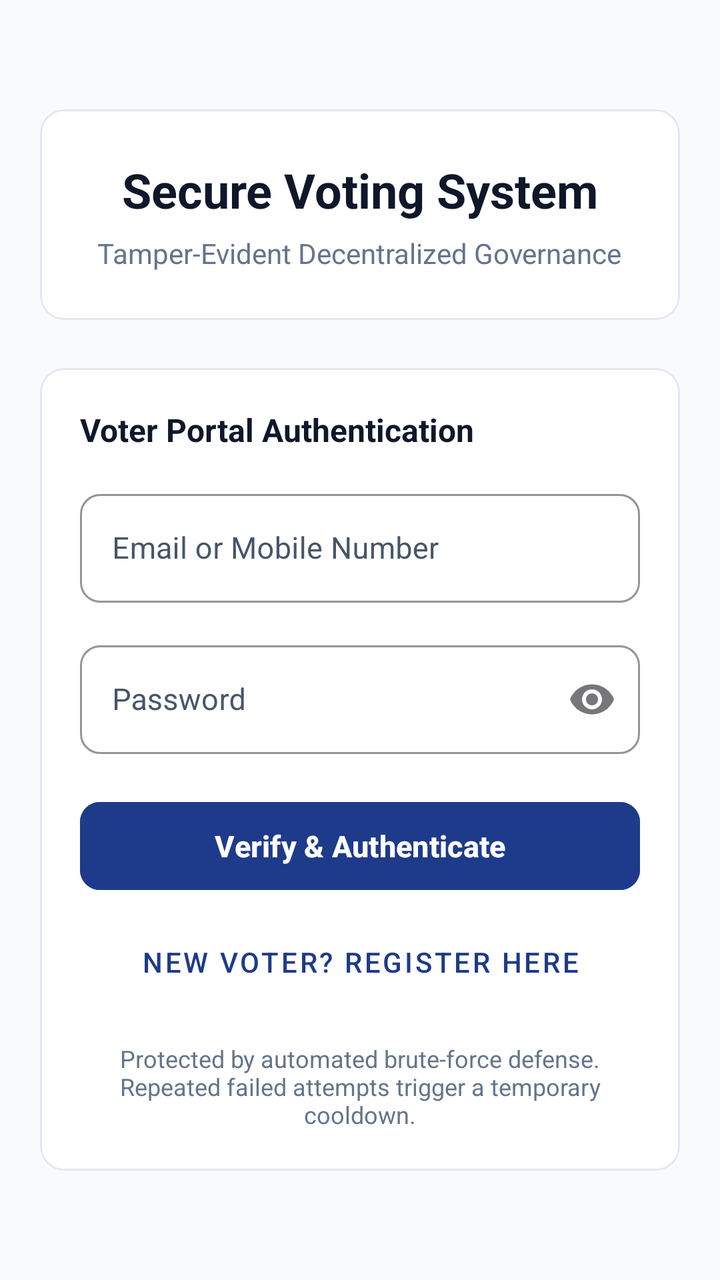
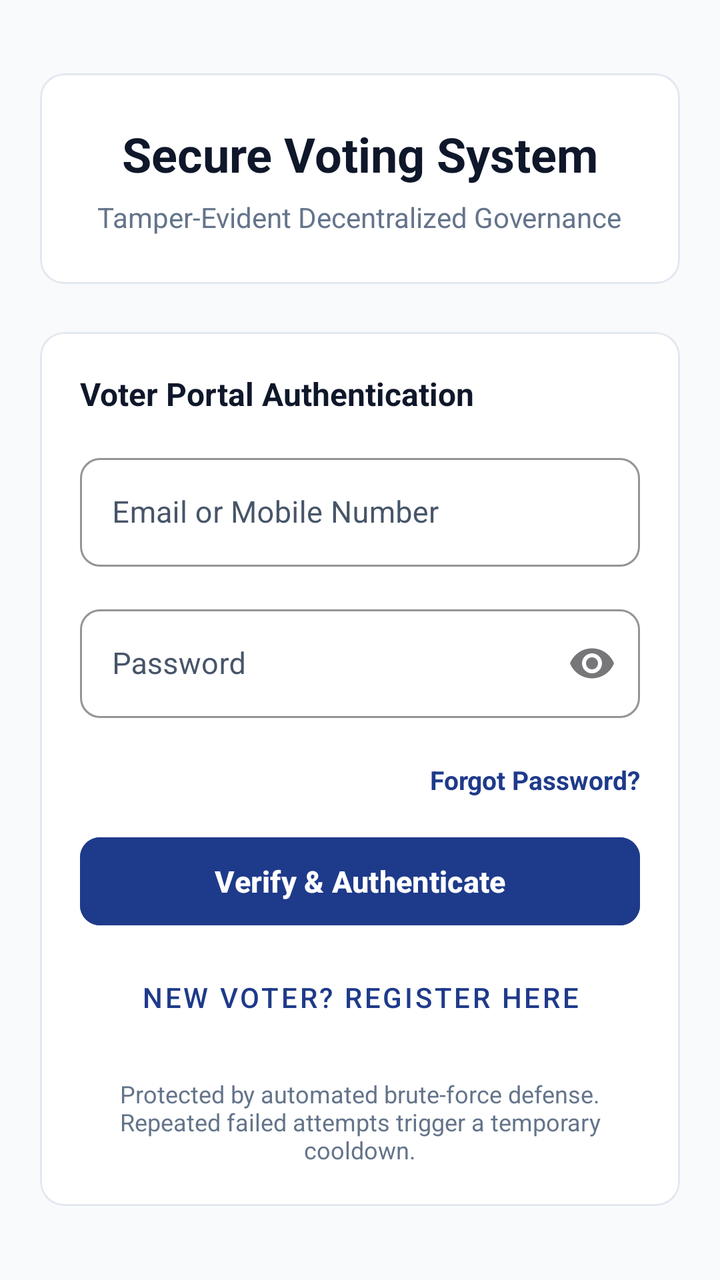

Compare the two renders of this Android layout. The source of the first and the diff that turns it into the second are given below.
<!-- AndroidManifest.xml: application theme Theme.SecureVotingApp -->
<!-- res/layout/activity_main.xml -->
<?xml version="1.0" encoding="utf-8"?>
<ScrollView xmlns:android="http://schemas.android.com/apk/res/android"
    xmlns:app="http://schemas.android.com/apk/res-auto"
    android:layout_width="match_parent"
    android:layout_height="match_parent"
    android:fitsSystemWindows="true"
    android:background="@color/bg_slate"
    android:fillViewport="true">

    <LinearLayout
        android:layout_width="match_parent"
        android:layout_height="wrap_content"
        android:orientation="vertical"
        android:padding="20dp"
        android:gravity="center_vertical">

        
        <com.google.android.material.card.MaterialCardView
            android:layout_width="match_parent"
            android:layout_height="wrap_content"
            android:layout_marginBottom="24dp"
            app:cardBackgroundColor="@color/card_surface"
            app:cardCornerRadius="12dp"
            app:cardElevation="0dp"
            app:strokeColor="@color/border_stroke"
            app:strokeWidth="1dp">

            <LinearLayout
                android:layout_width="match_parent"
                android:layout_height="wrap_content"
                android:orientation="vertical"
                android:padding="24dp"
                android:gravity="center_horizontal">

                <TextView
                    android:layout_width="wrap_content"
                    android:layout_height="wrap_content"
                    android:text="Secure Voting System"
                    android:textSize="24sp"
                    android:textStyle="bold"
                    android:textColor="@color/text_primary"
                    android:layout_marginBottom="6dp"/>

                <TextView
                    android:layout_width="wrap_content"
                    android:layout_height="wrap_content"
                    android:text="Tamper-Evident Decentralized Governance"
                    android:textSize="14sp"
                    android:textColor="@color/text_secondary"
                    android:gravity="center"/>
            </LinearLayout>
        </com.google.android.material.card.MaterialCardView>

        
        <com.google.android.material.card.MaterialCardView
            android:layout_width="match_parent"
            android:layout_height="wrap_content"
            app:cardBackgroundColor="@color/card_surface"
            app:cardCornerRadius="12dp"
            app:cardElevation="0dp"
            app:strokeColor="@color/border_stroke"
            app:strokeWidth="1dp">

            <LinearLayout
                android:layout_width="match_parent"
                android:layout_height="wrap_content"
                android:orientation="vertical"
                android:padding="20dp">

                <TextView
                    android:layout_width="wrap_content"
                    android:layout_height="wrap_content"
                    android:text="Voter Portal Authentication"
                    android:textSize="16sp"
                    android:textStyle="bold"
                    android:textColor="@color/text_primary"
                    android:layout_marginBottom="16dp"/>

                
                <com.google.android.material.textfield.TextInputLayout
                    style="@style/Widget.MaterialComponents.TextInputLayout.OutlinedBox"
                    android:layout_width="match_parent"
                    android:layout_height="wrap_content"
                    android:layout_marginBottom="16dp"
                    android:hint="Email or Mobile Number"
                    android:textColorHint="#475569"
                    app:boxCornerRadiusTopStart="10dp"
                    app:boxCornerRadiusTopEnd="10dp"
                    app:boxCornerRadiusBottomStart="10dp"
                    app:boxCornerRadiusBottomEnd="10dp"
                    app:boxStrokeColor="#1E3A8A"
                    app:hintTextColor="#1E3A8A">

                    <com.google.android.material.textfield.TextInputEditText
                        android:id="@+id/voterIdInput"
                        android:layout_width="match_parent"
                        android:layout_height="wrap_content"
                        android:textColor="#0F172A"
                        android:inputType="textEmailAddress"
                        android:textSize="15sp" />
                </com.google.android.material.textfield.TextInputLayout>

                
                <com.google.android.material.textfield.TextInputLayout
                    style="@style/Widget.MaterialComponents.TextInputLayout.OutlinedBox"
                    android:layout_width="match_parent"
                    android:layout_height="wrap_content"
                    android:layout_marginBottom="20dp"
                    android:hint="Password"
                    android:textColorHint="#475569"
                    app:boxCornerRadiusTopStart="10dp"
                    app:boxCornerRadiusTopEnd="10dp"
                    app:boxCornerRadiusBottomStart="10dp"
                    app:boxCornerRadiusBottomEnd="10dp"
                    app:boxStrokeColor="#1E3A8A"
                    app:hintTextColor="#1E3A8A"
                    app:endIconMode="password_toggle"
                    app:passwordToggleTint="#475569">

                    <com.google.android.material.textfield.TextInputEditText
                        android:id="@+id/passwordInput"
                        android:layout_width="match_parent"
                        android:layout_height="wrap_content"
                        android:textColor="#0F172A"
                        android:inputType="textPassword"
                        android:textSize="15sp" />
                </com.google.android.material.textfield.TextInputLayout>

                <com.google.android.material.button.MaterialButton
                    android:id="@+id/loginButton"
                    android:layout_width="match_parent"
                    android:layout_height="52dp"
                    android:text="Verify &amp; Authenticate"
                    android:textSize="15sp"
                    android:textStyle="bold"
                    android:backgroundTint="@color/primary_navy"
                    android:textColor="@color/white"
                    app:cornerRadius="10dp" />

                <com.google.android.material.button.MaterialButton
                    android:id="@+id/goToRegisterButton"
                    style="@style/Widget.MaterialComponents.Button.TextButton"
                    android:layout_width="match_parent"
                    android:layout_height="48dp"
                    android:text="New Voter? Register Here"
                    android:textSize="14sp"
                    android:textColor="@color/primary_navy"
                    android:layout_marginTop="8dp" />

                <TextView
                    android:layout_width="match_parent"
                    android:layout_height="wrap_content"
                    android:text="Protected by automated brute-force defense. Repeated failed attempts trigger a temporary cooldown."
                    android:textSize="12sp"
                    android:textColor="#64748B"
                    android:gravity="center"
                    android:layout_marginTop="16dp" />

            </LinearLayout>
        </com.google.android.material.card.MaterialCardView>

    </LinearLayout>
</ScrollView>
<!-- resources referenced by this layout -->
<resources>
  <color name="bg_slate">#F8FAFC</color>
  <color name="border_stroke">#E2E8F0</color>
  <color name="card_surface">#FFFFFF</color>
  <color name="primary_navy">#1E3A8A</color>
  <color name="text_primary">#0F172A</color>
  <color name="text_secondary">#64748B</color>
  <color name="white">#FFFFFFFF</color>
  <style name="Theme.SecureVotingApp" parent="Base.Theme.SecureVotingApp" />
  <style name="Base.Theme.SecureVotingApp" parent="Theme.Material3.DayNight.NoActionBar">
          
          <item name="android:statusBarColor">#F8FAFC</item>
          <item name="android:windowLightStatusBar">true</item>
          <item name="colorPrimary">@color/primary_navy</item>
          <item name="colorSecondary">@color/admin_header</item>
          <item name="android:windowBackground">@color/bg_slate</item>
      </style>
  <color name="admin_header">#0F172A</color>
</resources>

<!-- the commit's change to res/layout/activity_main.xml (unified diff, before → after) -->
@@ -126,6 +126,20 @@
                         android:textSize="15sp" />
                 </com.google.android.material.textfield.TextInputLayout>
 
+                <TextView
+                    android:id="@+id/forgotPasswordText"
+                    android:layout_width="wrap_content"
+                    android:layout_height="wrap_content"
+                    android:layout_gravity="end"
+                    android:layout_marginTop="2dp"
+                    android:layout_marginBottom="16dp"
+                    android:text="Forgot Password?"
+                    android:textColor="@color/primary_navy"
+                    android:textSize="13sp"
+                    android:textStyle="bold"
+                    android:clickable="true"
+                    android:focusable="true" />
+
                 <com.google.android.material.button.MaterialButton
                     android:id="@+id/loginButton"
                     android:layout_width="match_parent"
